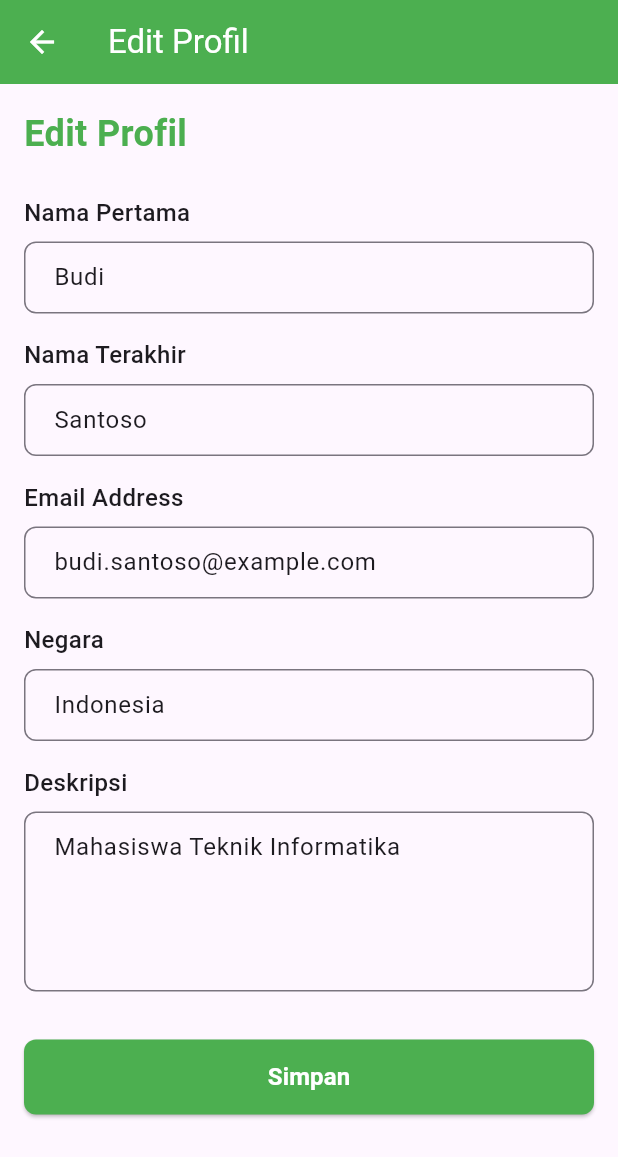
After one commit to ahmadsubhann/UAS, a Flutter app: the EditProfilPage screen opened directly, on a phone screen of 412 x 824 dp. The commit adds this screen. Shown: the top 1157 px of the screen. Run offline on Flutter 3.47's test engine with Material 3 defaults, Android fonts, the phone set to English and light mode, and no system bars.

Commit message:
menambahkan is konten halaman edit frofil

```diff
--- /dev/null
+++ b/lib/pages/edit_profil_page.dart
@@ -0,0 +1,208 @@
+import 'package:flutter/material.dart';
+
+class EditProfilPage extends StatefulWidget {
+  const EditProfilPage({Key? key}) : super(key: key);
+
+  @override
+  State<EditProfilPage> createState() => _EditProfilPageState();
+}
+
+class _EditProfilPageState extends State<EditProfilPage> {
+  final TextEditingController _firstNameController = TextEditingController();
+  final TextEditingController _lastNameController = TextEditingController();
+  final TextEditingController _emailController = TextEditingController();
+  final TextEditingController _countryController = TextEditingController();
+  final TextEditingController _descriptionController = TextEditingController();
+
+  @override
+  void initState() {
+    super.initState();
+    // Set nilai awal untuk contoh
+    _firstNameController.text = 'Budi';
+    _lastNameController.text = 'Santoso';
+    _emailController.text = 'budi.santoso@example.com';
+    _countryController.text = 'Indonesia';
+    _descriptionController.text = 'Mahasiswa Teknik Informatika';
+  }
+
+  @override
+  Widget build(BuildContext context) {
+    return Scaffold(
+      appBar: AppBar(
+        title: const Text('Edit Profil'),
+        backgroundColor: Colors.green,
+        foregroundColor: Colors.white,
+      ),
+      body: Padding(
+        padding: const EdgeInsets.all(16.0),
+        child: SingleChildScrollView(
+          child: Column(
+            crossAxisAlignment: CrossAxisAlignment.start,
+            children: [
+              const Text(
+                'Edit Profil',
+                style: TextStyle(
+                  fontSize: 24,
+                  fontWeight: FontWeight.bold,
+                  color: Colors.green,
+                ),
+              ),
+              const SizedBox(height: 24),
+
+              // Nama pertama
+              const Text(
+                'Nama Pertama',
+                style: TextStyle(fontSize: 16, fontWeight: FontWeight.w500),
+              ),
+              const SizedBox(height: 8),
+              TextField(
+                controller: _firstNameController,
+                decoration: InputDecoration(
+                  hintText: 'Masukkan nama pertama',
+                  border: OutlineInputBorder(
+                    borderRadius: BorderRadius.circular(8),
+                  ),
+                  contentPadding: const EdgeInsets.symmetric(
+                    horizontal: 16,
+                    vertical: 12,
+                  ),
+                ),
+              ),
+              const SizedBox(height: 16),
+
+              // Nama terakhir
+              const Text(
+                'Nama Terakhir',
+                style: TextStyle(fontSize: 16, fontWeight: FontWeight.w500),
+              ),
+              const SizedBox(height: 8),
+              TextField(
+                controller: _lastNameController,
+                decoration: InputDecoration(
+                  hintText: 'Masukkan nama terakhir',
+                  border: OutlineInputBorder(
+                    borderRadius: BorderRadius.circular(8),
+                  ),
+                  contentPadding: const EdgeInsets.symmetric(
+                    horizontal: 16,
+                    vertical: 12,
+                  ),
+                ),
+              ),
+              const SizedBox(height: 16),
+
+              // Email address
+              const Text(
+                'Email Address',
+                style: TextStyle(fontSize: 16, fontWeight: FontWeight.w500),
+              ),
+              const SizedBox(height: 8),
+              TextField(
+                controller: _emailController,
+                decoration: InputDecoration(
+                  hintText: 'Masukkan email address',
+                  border: OutlineInputBorder(
+                    borderRadius: BorderRadius.circular(8),
+                  ),
+                  contentPadding: const EdgeInsets.symmetric(
+                    horizontal: 16,
+                    vertical: 12,
+                  ),
+                ),
+                keyboardType: TextInputType.emailAddress,
+              ),
+              const SizedBox(height: 16),
+
+              // Negara
+              const Text(
+                'Negara',
+                style: TextStyle(fontSize: 16, fontWeight: FontWeight.w500),
+              ),
+              const SizedBox(height: 8),
+              TextField(
+                controller: _countryController,
+                decoration: InputDecoration(
+                  hintText: 'Masukkan negara',
+                  border: OutlineInputBorder(
+                    borderRadius: BorderRadius.circular(8),
+                  ),
+                  contentPadding: const EdgeInsets.symmetric(
+                    horizontal: 16,
+                    vertical: 12,
+                  ),
+                ),
+              ),
+              const SizedBox(height: 16),
+
+              // Deskripsi
+              const Text(
+                'Deskripsi',
+                style: TextStyle(fontSize: 16, fontWeight: FontWeight.w500),
+              ),
+              const SizedBox(height: 8),
+              TextField(
+                controller: _descriptionController,
+                decoration: InputDecoration(
+                  hintText: 'Tambahkan deskripsi',
+                  border: OutlineInputBorder(
+                    borderRadius: BorderRadius.circular(8),
+                  ),
+                  contentPadding: const EdgeInsets.symmetric(
+                    horizontal: 16,
+                    vertical: 12,
+                  ),
+                ),
+                maxLines: 4,
+              ),
+              const SizedBox(height: 32),
+
+              // Tombol Simpan
+              SizedBox(
+                width: double.infinity,
+                height: 50,
+                child: ElevatedButton(
+                  onPressed: () {
+                    // Fungsi untuk menyimpan perubahan
+                    _saveProfile();
+                  },
+                  style: ElevatedButton.styleFrom(
+                    backgroundColor: Colors.green,
+                    foregroundColor: Colors.white,
+                    shape: RoundedRectangleBorder(
+                      borderRadius: BorderRadius.circular(8),
+                    ),
+                  ),
+                  child: const Text(
+                    'Simpan',
+                    style: TextStyle(fontSize: 16, fontWeight: FontWeight.bold),
+                  ),
+                ),
+              ),
+            ],
+          ),
+        ),
+      ),
+    );
+  }
+
+  void _saveProfile() {
+    // Di sini akan dilakukan proses penyimpanan data
+    // Untuk saat ini, kita hanya menampilkan snackbar sebagai konfirmasi
+    ScaffoldMessenger.of(context).showSnackBar(
+      const SnackBar(
+        content: Text('Profil berhasil disimpan'),
+        backgroundColor: Colors.green,
+      ),
+    );
+  }
+
+  @override
+  void dispose() {
+    _firstNameController.dispose();
+    _lastNameController.dispose();
+    _emailController.dispose();
+    _countryController.dispose();
+    _descriptionController.dispose();
+    super.dispose();
+  }
+}
--- a/lib/pages/profil_page.dart
+++ b/lib/pages/profil_page.dart
@@ -1,4 +1,5 @@
 import 'package:flutter/material.dart';
+import 'package:lms_app/pages/edit_profil_page.dart';
 
 class ProfilPage extends StatelessWidget {
   const ProfilPage({Key? key}) : super(key: key);
@@ -88,7 +89,14 @@ class ProfilPage extends StatelessWidget {
                 Colors.orange,
                 () {},
               ),
-              _buildMenuCard('Edit Profile', Icons.edit, Colors.green, () {}),
+              _buildMenuCard('Edit Profile', Icons.edit, Colors.green, () {
+                Navigator.push(
+                  context,
+                  MaterialPageRoute(
+                    builder: (context) => const EditProfilPage(),
+                  ),
+                );
+              }),
               _buildMenuCard('Log Out', Icons.logout, Colors.red, () {}),
             ],
           ),
```
